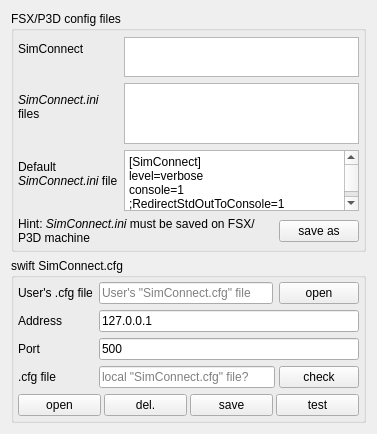
Above: src/plugins/simulator/fsxcommon/simconnectsettingscomponent.ui from swift-project/pilotclient before the change. Below: the same form after it.
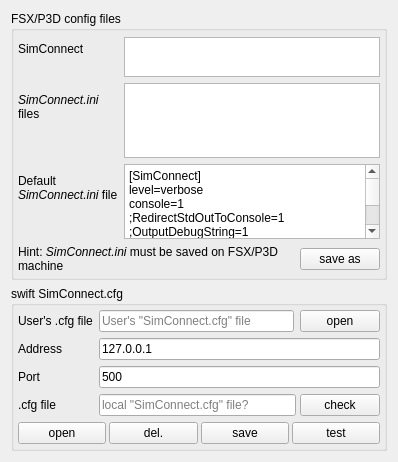
That is the form after the change.

Commit message: Fixed "geometry warning"

```diff
--- a/src/plugins/simulator/fsxcommon/simconnectsettingscomponent.ui
+++ b/src/plugins/simulator/fsxcommon/simconnectsettingscomponent.ui
@@ -2,20 +2,6 @@
 <ui version="4.0">
  <class>CSimConnectSettingsComponent</class>
  <widget class="QWidget" name="CSimConnectSettingsComponent">
-  <property name="geometry">
-   <rect>
-    <x>0</x>
-    <y>0</y>
-    <width>377</width>
-    <height>434</height>
-   </rect>
-  </property>
-  <property name="minimumSize">
-   <size>
-    <width>350</width>
-    <height>300</height>
-   </size>
-  </property>
   <property name="windowTitle">
    <string>FSX/P3D SimConnect config</string>
   </property>
```
The commit also changes 2 other files.
